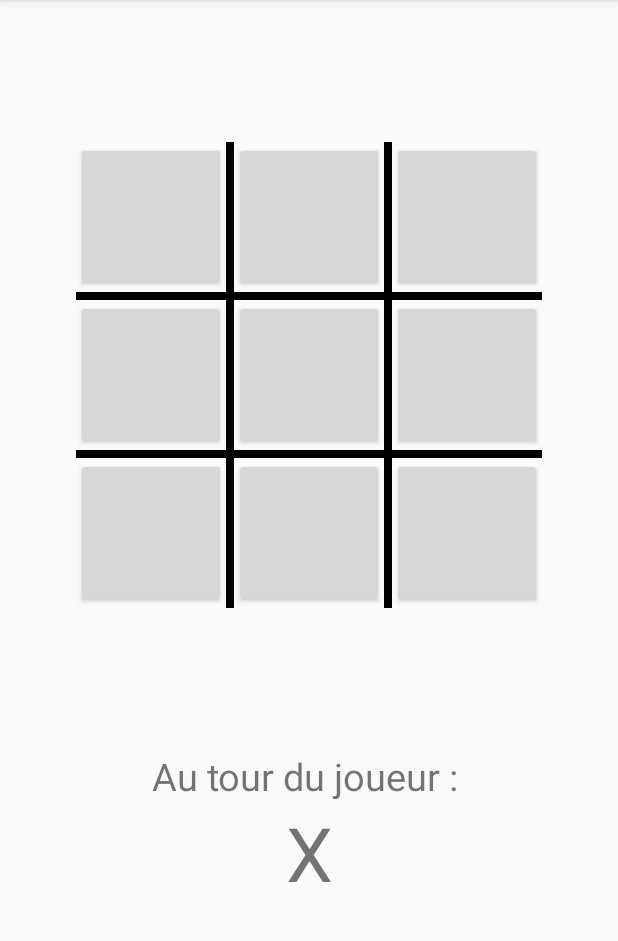
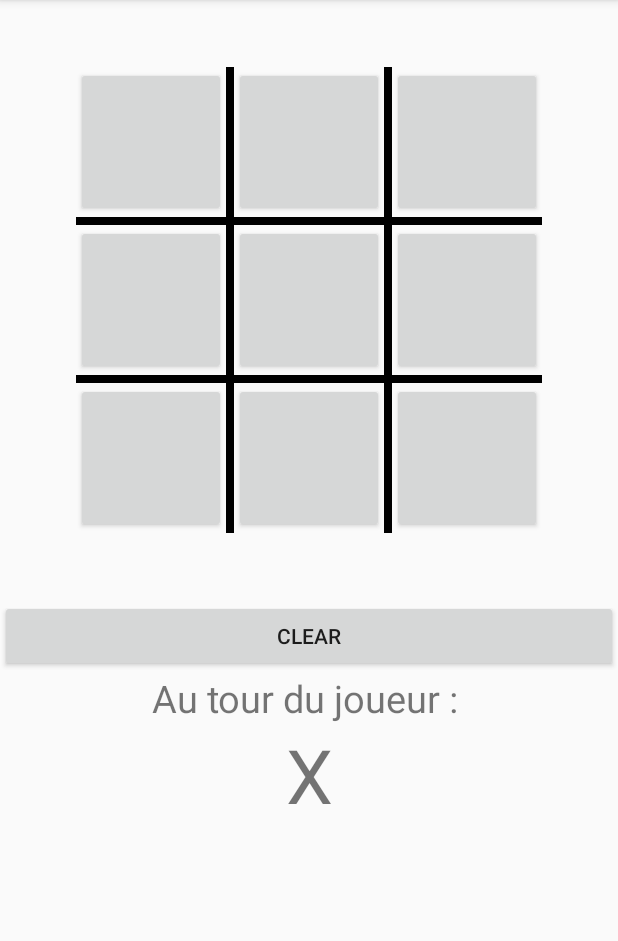
Before and after one commit to bjausseran/Projet_Mobile_Favetto_Jausseran, an Android app: the screen it shows after launch (MainActivity), on a phone screen of 412 x 824 dp, the part 84-1025 px from its top. Run offline under Robolectric (Android 15) with nearby library versions, the phone set to English and light mode, and no system bars; our stand-ins replace Firebase (no records; nobody signed in at launch, a user with empty details on screens opened directly).

Commit message:
buttons linked to firebase

```diff
--- a/TD_Android_Jausseran_Favetto/app/build.gradle
+++ b/TD_Android_Jausseran_Favetto/app/build.gradle
@@ -1,4 +1,6 @@
 apply plugin: 'com.android.application'
+
+apply plugin: 'com.google.gms.google-services'
 
 android {
     compileSdkVersion 29
@@ -24,10 +26,21 @@ android {
 }
 
 dependencies {
+    // Import the Firebase BoM
+    implementation platform('com.google.firebase:firebase-bom:26.1.0')
+
+    // Add the dependency for the Firebase SDK for Google Analytics
+    // When using the BoM, don't specify versions in Firebase dependencies
+    implementation 'com.google.firebase:firebase-analytics'
+
+    // Add the dependencies for any other desired Firebase products
+    // https://firebase.google.com/docs/android/setup#available-libraries
+
     implementation fileTree(dir: 'libs', include: ['*.jar'])
 
     implementation 'androidx.appcompat:appcompat:1.2.0'
     implementation 'androidx.constraintlayout:constraintlayout:2.0.4'
+    implementation 'com.google.firebase:firebase-database:19.2.0'
     testImplementation 'junit:junit:4.12'
     androidTestImplementation 'androidx.test.ext:junit:1.1.2'
     androidTestImplementation 'androidx.test.espresso:espresso-core:3.3.0'
--- a/TD_Android_Jausseran_Favetto/app/src/main/java/com/favetto/td_android_jausseran_favetto/MainActivity.java
+++ b/TD_Android_Jausseran_Favetto/app/src/main/java/com/favetto/td_android_jausseran_favetto/MainActivity.java
@@ -3,12 +3,81 @@ package com.favetto.td_android_jausseran_favetto;
 import androidx.appcompat.app.AppCompatActivity;
 
 import android.os.Bundle;
+import android.util.Log;
+import android.view.View;
+import android.widget.Button;
+
+import com.google.firebase.database.DataSnapshot;
+import com.google.firebase.database.DatabaseError;
+import com.google.firebase.database.DatabaseReference;
+import com.google.firebase.database.FirebaseDatabase;
+import com.google.firebase.database.ValueEventListener;
+
+
 
 public class MainActivity extends AppCompatActivity {
+
+    String[] letters =new String[]{"a","b","c"};
 
     @Override
     protected void onCreate(Bundle savedInstanceState) {
         super.onCreate(savedInstanceState);
         setContentView(R.layout.activity_main);
+        Log.v("Main", "Start Main TicTacToe");
+        Button btnClear = findViewById(R.id.buttonClear);
+
+        btnClear.setOnClickListener(new View.OnClickListener() {
+            @Override
+            public void onClick(View v) {
+                FirebaseDatabase database = FirebaseDatabase.getInstance();
+                for (int i = 1; i < 4; i++) {
+                    for (int j = 0; j < 3; j++) {
+                        DatabaseReference myRef = database.getReference(letters[j] + i);
+                        myRef.setValue("");
+                    }
+                }
+            }
+        });
+
+        for (int i = 1; i < 4; i++) {
+            for (int j = 0; j < 3; j++) {
+                int id = getResources().getIdentifier("btn_" + letters[j] + i, "id", getPackageName());
+                final int num = i;
+                final String letter = letters[j];
+
+                Log.d("DEBUG", "case number : " +  letter + i);
+
+                Button button = findViewById(id);
+                button.setOnClickListener(new View.OnClickListener() {
+                    @Override
+                    public void onClick(View view) {
+                        FirebaseDatabase database = FirebaseDatabase.getInstance();
+                        DatabaseReference myRef = database.getReference(letter + num);
+                        myRef.setValue("X");
+                    }
+                });
+
+                FirebaseDatabase database = FirebaseDatabase.getInstance();
+                DatabaseReference myRef = database.getReference(letter + num);
+
+                myRef.addValueEventListener(new ValueEventListener() {
+                    @Override
+                    public void onDataChange(DataSnapshot dataSnapshot) {
+                        String place = dataSnapshot.getKey();
+                        String value = dataSnapshot.getValue(String.class);
+                        Log.d("APPX", "Value is: " + value);
+                        int id = getResources().getIdentifier("btn_" + place, "id", getPackageName());
+                        Button but = findViewById(id);
+                        but.setText(value);
+                    }
+
+                    @Override
+                    public void onCancelled(DatabaseError error) {
+                        Log.w("APPX", "Failed to red value", error.toException());
+                    }
+                });
+
+            }
+        }
     }
 }
--- a/TD_Android_Jausseran_Favetto/app/src/main/res/layout/activity_main.xml
+++ b/TD_Android_Jausseran_Favetto/app/src/main/res/layout/activity_main.xml
@@ -1,5 +1,6 @@
 <?xml version="1.0" encoding="utf-8"?>
 <LinearLayout xmlns:android="http://schemas.android.com/apk/res/android"
+    xmlns:tools="http://schemas.android.com/tools"
     android:layout_width="match_parent"
     android:layout_height="match_parent"
     android:orientation="vertical"
@@ -7,141 +8,148 @@
 
     <RelativeLayout
         android:layout_width="match_parent"
-        android:layout_height="500dp"
-        android:gravity="center"
-        >
+        android:layout_height="400dp"
+        android:gravity="center">
         <!-- Création de la grille de morpion -->
         <!-- Premiere ligne -->
         <Button
-        android:id="@+id/btn_1"
+            android:id="@+id/btn_a1"
             android:layout_width="@dimen/size_button"
-        android:layout_height="@dimen/size_button" />
+            android:layout_height="@dimen/size_button"
+            android:textSize="50sp" />
 
         <Button
-        android:id="@+id/btn_2"
+            android:id="@+id/btn_b1"
             android:layout_width="@dimen/size_button"
             android:layout_height="@dimen/size_button"
             android:layout_toRightOf="@+id/line1"
-        />
+            android:textSize="50sp" />
 
         <Button
-        android:id="@+id/btn_3"
+            android:id="@+id/btn_c1"
             android:layout_width="@dimen/size_button"
             android:layout_height="@dimen/size_button"
             android:layout_toRightOf="@+id/line2"
-        />
+            android:textSize="50sp" />
 
         <!-- Deuxieme ligne -->
         <Button
-        android:id="@+id/btn_4"
+            android:id="@+id/btn_a2"
             android:layout_width="@dimen/size_button"
             android:layout_height="@dimen/size_button"
             android:layout_below="@+id/line3"
-        />
+            android:textSize="50sp" />
 
         <Button
-        android:id="@+id/btn_5"
+            android:id="@+id/btn_b2"
             android:layout_width="@dimen/size_button"
             android:layout_height="@dimen/size_button"
             android:layout_below="@+id/line3"
             android:layout_toRightOf="@+id/line1"
-        />
+            android:textSize="50sp" />
 
         <Button
-        android:id="@+id/btn_6"
+            android:id="@+id/btn_c2"
             android:layout_width="@dimen/size_button"
             android:layout_height="@dimen/size_button"
             android:layout_below="@+id/line3"
             android:layout_toRightOf="@+id/line2"
-        />
+            android:textSize="50sp" />
 
         <!-- Troisieme ligne -->
         <Button
-        android:id="@+id/btn_7"
+            android:id="@+id/btn_a3"
             android:layout_width="@dimen/size_button"
             android:layout_height="@dimen/size_button"
             android:layout_below="@+id/line4"
-        />
+            android:textSize="50sp" />
 
         <Button
-        android:id="@+id/btn_8"
+            android:id="@+id/btn_b3"
             android:layout_width="@dimen/size_button"
             android:layout_height="@dimen/size_button"
             android:layout_below="@+id/line4"
             android:layout_toRightOf="@+id/line1"
-        />
+            android:textSize="50sp" />
 
         <Button
-        android:id="@+id/btn_9"
+            android:id="@+id/btn_c3"
             android:layout_width="@dimen/size_button"
             android:layout_height="@dimen/size_button"
             android:layout_below="@+id/line4"
             android:layout_toRightOf="@+id/line2"
-        />
+            android:textSize="50sp" />
 
         <!-- Bordures -->
         <View
             android:id="@+id/line1"
             android:layout_width="@dimen/width_line"
             android:layout_height="0dp"
-        android:layout_toRightOf="@id/btn_1"
-        android:layout_alignTop="@id/btn_1"
-        android:layout_alignBottom="@id/btn_7"
-        android:background="@android:color/black"/>
+            android:layout_alignTop="@id/btn_a1"
+            android:layout_alignBottom="@id/btn_a3"
+            android:layout_toRightOf="@id/btn_a1"
+            android:background="@android:color/black" />
 
         <View
             android:id="@+id/line2"
             android:layout_width="@dimen/width_line"
             android:layout_height="0dp"
-        android:layout_toRightOf="@id/btn_2"
-        android:layout_alignTop="@id/btn_1"
-        android:layout_alignBottom="@id/btn_7"
-        android:background="@android:color/black"/>
+            android:layout_alignTop="@id/btn_a1"
+            android:layout_alignBottom="@id/btn_a3"
+            android:layout_toRightOf="@id/btn_b1"
+            android:background="@android:color/black" />
 
         <View
             android:id="@+id/line3"
             android:layout_width="0dp"
             android:layout_height="@dimen/width_line"
-        android:layout_below="@id/btn_1"
-        android:layout_alignLeft="@id/btn_1"
-        android:layout_alignRight="@id/btn_3"
-        android:background="@android:color/black"/>
+            android:layout_below="@id/btn_a1"
+            android:layout_alignLeft="@id/btn_a1"
+            android:layout_alignRight="@id/btn_c1"
+            android:background="@android:color/black" />
 
         <View
             android:id="@+id/line4"
             android:layout_width="0dp"
             android:layout_height="@dimen/width_line"
-        android:layout_below="@id/btn_4"
-        android:layout_alignLeft="@id/btn_1"
-        android:layout_alignRight="@id/btn_3"
-        android:background="@android:color/black"/>
+            android:layout_below="@id/btn_a2"
+            android:layout_alignLeft="@id/btn_a1"
+            android:layout_alignRight="@id/btn_c1"
+            android:background="@android:color/black" />
 
     </RelativeLayout>
+
     <LinearLayout
         android:layout_width="match_parent"
         android:layout_height="match_parent"
         android:orientation="vertical">
         <!-- Texte permettant de savoir à qui c'est de jouer -->
+        <Button
+            android:id="@+id/buttonClear"
+            android:layout_width="match_parent"
+            android:layout_height="wrap_content"
+            android:text="Clear" />
+
         <TextView
             android:id="@+id/turnOf"
             android:layout_width="match_parent"
             android:layout_height="wrap_content"
             android:layout_gravity="center"
             android:gravity="center"
-        android:textSize="@dimen/size_txt"
             android:text="@string/txt_turn"
-        />
+            android:textSize="@dimen/size_txt" />
 
         <TextView
             android:id="@+id/player"
             android:layout_width="match_parent"
             android:layout_height="wrap_content"
             android:layout_gravity="center"
+            android:layout_toRightOf="@id/turnOf"
             android:gravity="center"
+            android:text="X"
             android:textSize="@dimen/size_player"
-        android:text="X"
-        android:layout_toRightOf="@id/turnOf"
 
             />
+
     </LinearLayout>
 </LinearLayout>
--- a/TD_Android_Jausseran_Favetto/build.gradle
+++ b/TD_Android_Jausseran_Favetto/build.gradle
@@ -8,7 +8,8 @@ buildscript {
 
     }
     dependencies {
-        classpath 'com.android.tools.build:gradle:3.6.1'
+        classpath 'com.google.gms:google-services:4.3.4'
+        classpath 'com.android.tools.build:gradle:4.0.1'
 
 
         // NOTE: Do not place your application dependencies here; they belong
```
Also changed, not shown: TD_Android_Jausseran_Favetto/gradle/wrapper/gradle-wrapper.properties, 1 other file. Lines whose indentation alone changed are shown as unchanged.
